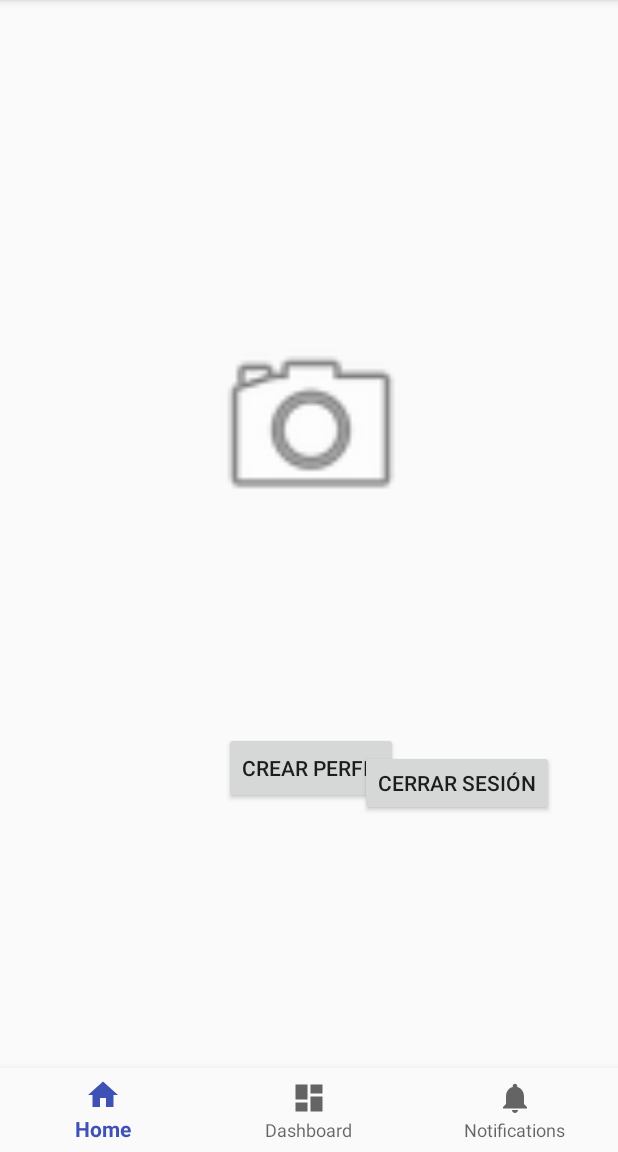
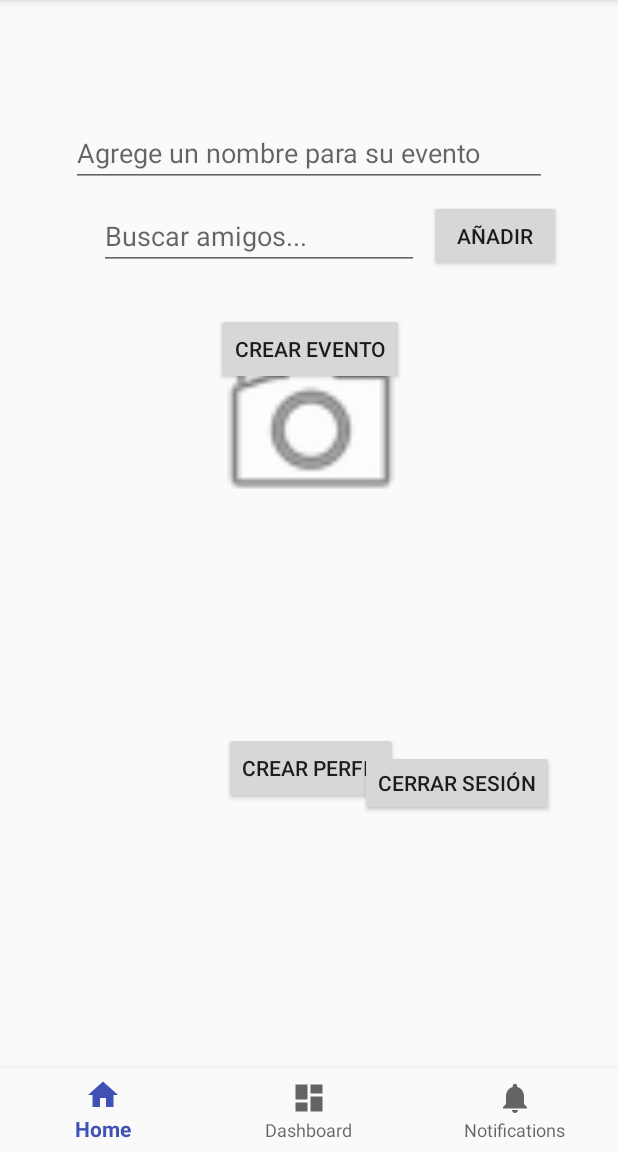
Before and after one commit to Eventi4all/Eventi4All_DEF, an Android app: the screen it shows after launch (MainActivity), on a phone screen of 412 x 824 dp, the part 84-1236 px from its top. Run offline under Robolectric (Android 15) with nearby library versions, the phone set to English and light mode, and no system bars; our stand-ins replace Firebase (no records; nobody signed in at launch, a user with empty details on screens opened directly); libraries missing offline, so code that uses them is left out: com.firebase.ui; pictures from the network do not load; 2 statements that could not run were skipped.

Commit message:
Añadido list adapter y autocomplete con firebase

```diff
--- a/app/build.gradle
+++ b/app/build.gradle
@@ -46,6 +46,10 @@ dependencies {
     //Dependencia para el uso de FireStore
     implementation 'com.google.firebase:firebase-firestore:11.8.0'
 
+    //implementation 'com.android.support:cardview-v7:26.1.0'
+    implementation 'com.github.bumptech.glide:glide:4.6.1'
+    annotationProcessor 'com.github.bumptech.glide:compiler:4.6.1'
+
 }
 
 
--- a/app/src/main/java/com/example/tay/eventi4all_def/Firebase/IFirebaseAdminListener.java
+++ b/app/src/main/java/com/example/tay/eventi4all_def/Firebase/IFirebaseAdminListener.java
@@ -1,4 +1,10 @@
 package com.example.tay.eventi4all_def.Firebase;
+
+
+import com.example.tay.eventi4all_def.entity.User;
+
+import java.util.ArrayList;
+import java.util.HashMap;
 
 public interface IFirebaseAdminListener {
     public boolean createNewEvent();
@@ -6,4 +12,5 @@ public interface IFirebaseAdminListener {
     public void logout(boolean isLogout);
     public void checkUserExist(boolean isUserExist);
     public void insertDocumentIsOK(boolean isInsertok, String result);
+    public void foundNickName(HashMap<String,User> users);
 }
--- a/app/src/main/java/com/example/tay/eventi4all_def/MainActivity.java
+++ b/app/src/main/java/com/example/tay/eventi4all_def/MainActivity.java
@@ -29,6 +29,7 @@ import android.widget.Toast;
 
 import com.example.tay.eventi4all_def.Firebase.AbstractFirebaseAdminListener;
 import com.example.tay.eventi4all_def.Firebase.FirebaseAdmin;
+import com.example.tay.eventi4all_def.fragments.CreateEventFragment;
 import com.example.tay.eventi4all_def.fragments.IMainFragmentListener;
 import com.example.tay.eventi4all_def.fragments.MainFragment;
 import com.example.tay.eventi4all_def.fragments.ProfileFragment;
@@ -48,6 +49,7 @@ public class MainActivity extends AppCompatActivity {
     //Atributos fragments
     private ProfileFragment profileFragment;
     private MainFragment mainFragment;
+    private CreateEventFragment createEventFragment;
 
 
     private BottomNavigationView.OnNavigationItemSelectedListener mOnNavigationItemSelectedListener
@@ -91,8 +93,12 @@ public class MainActivity extends AppCompatActivity {
         this.profileFragment = (ProfileFragment) getSupportFragmentManager().findFragmentById(R.id.frgProfile);
         this.profileFragment.setiProfileFragmentListener(this.mainActivityEvents);
 
+        this.createEventFragment = (CreateEventFragment) getSupportFragmentManager().findFragmentById(R.id.frgCreateEvent);
+        this.createEventFragment.setiCreateEventFragmentListener(this.mainActivityEvents);
+
         android.support.v4.app.FragmentTransaction transition = getSupportFragmentManager().beginTransaction();
         transition.hide(profileFragment);
+        transition.hide(createEventFragment);
         transition.show(mainFragment);
 
         //Instancia de la clase SignIn
@@ -245,5 +251,11 @@ public class MainActivity extends AppCompatActivity {
         this.mainFragment = mainFragment;
     }
 
+    public CreateEventFragment getCreateEventFragment() {
+        return createEventFragment;
+    }
 
+    public void setCreateEventFragment(CreateEventFragment createEventFragment) {
+        this.createEventFragment = createEventFragment;
+    }
 }
--- /dev/null
+++ b/app/src/main/java/com/example/tay/eventi4all_def/adapter/ListAdapter.java
@@ -0,0 +1,89 @@
+package com.example.tay.eventi4all_def.adapter;
+
+
+import android.content.Context;
+import android.support.v7.widget.RecyclerView;
+import android.view.LayoutInflater;
+import android.view.View;
+import android.view.ViewGroup;
+
+import com.bumptech.glide.Glide;
+import com.example.tay.eventi4all_def.R;
+import com.example.tay.eventi4all_def.entity.User;
+
+
+
+import java.util.ArrayList;
+
+/**
+ * Created by tay on 28/11/17.
+ */
+
+
+public class ListAdapter extends RecyclerView.Adapter<MyViewHolder> {
+    private ArrayList<User> contenidoLista; //declaramos un array que contiene contenido que queremos que s epinte en las celdas de la lista
+    private Context context; // esta variable la creamos dado que la librería Glide para cargar imagenes desde firebase necesita una variable de tipo contexto
+    public ListAdapter(ArrayList<User> contenidoLista, Context context) { // ListAdapter recibe como parámetro el context de Glide, en nuestro caso el contexto es el padre donde se encuentra que al fin de cuentas el list se encuentra en el second Activity
+        System.out.println("contenidoLista: " + contenidoLista);
+        this.contenidoLista = contenidoLista;
+        this.context = context;
+    }
+
+    @Override
+    public MyViewHolder onCreateViewHolder(ViewGroup parent, int viewType) { //creamos el molde de la celda y lo asociamos con su xml que es el que hemos creado llamado list_cell_layout.
+        //Este xml es la parte visual de la celda (lo que queremos que contenga)
+        // Linkamos el ViewHolder(controlador) con su xml(vista).Para hacerlo se tiene que usar el método inflate.
+        //En Android se considera que los xml son una especie de globos desinchados que hay que hinchar para darle una forma
+        //antes de meter los contenidos.
+        View view = LayoutInflater.from(parent.getContext()).inflate(R.layout.list_cell_layout, null); // se pone null porque no tiene padre de jerarquía. Normalmente lo dejaremos a null.
+        MyViewHolder viewHolder = new MyViewHolder(view);
+        return viewHolder;
+    }
+
+    @Override
+    public void onBindViewHolder(MyViewHolder holder, int position) {//pinta el contenido de los elementos de la celda a través del molde y para cada posición de las celda.
+        // holder.getTxtNombre().setText(this.getContenidoLista().get(position)); // por cada posición se pinta una posición del arraylist
+        holder.getTxtUsrNickname().setText(this.getContenidoLista().get(position).nickName);
+        /*
+        En glide, tenemos una función que recibe por parámetro la url de la imagen, la descarga y la
+        introduce en la caché. Po último, la sete a la variable img que tengamos declarada.
+         */
+
+        Glide.with(getContext().getApplicationContext()).load(this.getContenidoLista().get(position).urlImgProfile).into(holder.getImageViewProfile());
+
+
+    /*if(position==0){
+        holder.getTxtNombre().setText("Yony");
+    }else if(position==1){
+        holder.getTxtNombre().setText("Javi");
+    }
+    */
+
+    }
+
+    @Override
+    public int getItemCount() {
+        return this.getContenidoLista().size();// decimos que pinte tantas columnas de dos en dos como pusimos antes como size sea del arraylist
+    } //extendemos del padre genérico adapter.
+    //Necesitamos que recoja datos de tipo VH--> View Holder que es un dataholder basicamente que contiene los datos de la colección
+
+
+    public ArrayList<User> getContenidoLista() {
+        return contenidoLista;
+    }
+
+    public void setContenidoLista(ArrayList<User> contenidoLista) {
+        this.contenidoLista = contenidoLista;
+    }
+
+
+    public Context getContext() {
+        return context;
+    }
+
+    public void setContext(Context context) {
+        this.context = context;
+    }
+
+
+}
--- /dev/null
+++ b/app/src/main/java/com/example/tay/eventi4all_def/fragments/CreateEventFragment.java
@@ -0,0 +1,144 @@
+package com.example.tay.eventi4all_def.fragments;
+
+
+import android.os.Bundle;
+import android.support.v4.app.Fragment;
+import android.support.v7.widget.GridLayoutManager;
+import android.support.v7.widget.RecyclerView;
+import android.text.Editable;
+import android.text.TextWatcher;
+import android.view.LayoutInflater;
+import android.view.View;
+import android.view.ViewGroup;
+import android.widget.ArrayAdapter;
+import android.widget.AutoCompleteTextView;
+import android.widget.Button;
+import android.widget.EditText;
+
+
+
+import com.example.tay.eventi4all_def.R;
+import com.example.tay.eventi4all_def.adapter.ListAdapter;
+import com.example.tay.eventi4all_def.entity.User;
+
+
+import java.util.ArrayList;
+
+import static android.R.layout.simple_list_item_1;
+
+/**
+ * A simple {@link Fragment} subclass.
+ */
+public class CreateEventFragment extends Fragment {
+    private ICreateEventFragmentListener iCreateEventFragmentListener;
+    private CreateEventFragmentEvents createEventFragmentEvents;
+    private EditText txtEventName;
+    private AutoCompleteTextView myFriends;
+    private ArrayAdapter adapter;
+    private ListAdapter listAdapter;
+    private ArrayList<User> arrUsers;
+    private Button btnAdd;
+    private RecyclerView myList;
+
+
+    public CreateEventFragment() {
+        arrUsers=new ArrayList<User>();
+    }
+
+
+    @Override
+    public View onCreateView(LayoutInflater inflater, ViewGroup container,
+                             Bundle savedInstanceState) {
+        View v = inflater.inflate(R.layout.fragment_create_event, container, false);
+        this.listAdapter = new ListAdapter(arrUsers,getActivity());
+        myList = (RecyclerView) v.findViewById(R.id.listOfUsers);
+        myList.setLayoutManager(new GridLayoutManager(getContext(),2));
+        this.btnAdd = v.findViewById(R.id.btnAddNewFriend);
+        adapter = new ArrayAdapter(getActivity(), simple_list_item_1);
+        this.createEventFragmentEvents = new CreateEventFragmentEvents(this);
+        this.btnAdd.setOnClickListener(this.createEventFragmentEvents);
+        this.txtEventName = v.findViewById(R.id.txtNameEvent);
+        this.myFriends = v.findViewById(R.id.txtNameFriend);
+        this.myFriends.setAdapter(adapter);
+        this.myFriends.addTextChangedListener(new TextWatcher() {
+
+            @Override
+            public void onTextChanged(CharSequence s, int start, int before, int count) {
+                createEventFragmentEvents.getAllUsers(s);
+            }
+
+            @Override
+            public void beforeTextChanged(CharSequence s, int start, int count, int after) {
+
+            }
+
+            @Override
+            public void afterTextChanged(Editable s) {
+
+            }
+        });
+
+
+       this.myList.setAdapter(listAdapter);
+        return v;
+    }
+
+
+    public ICreateEventFragmentListener getiCreateEventFragmentListener() {
+        return iCreateEventFragmentListener;
+    }
+
+    public void setiCreateEventFragmentListener(ICreateEventFragmentListener iCreateEventFragmentListener) {
+        this.iCreateEventFragmentListener = iCreateEventFragmentListener;
+    }
+
+    public CreateEventFragmentEvents getCreateEventFragmentEvents() {
+        return createEventFragmentEvents;
+    }
+
+    public void setCreateEventFragmentEvents(CreateEventFragmentEvents createEventFragmentEvents) {
+        this.createEventFragmentEvents = createEventFragmentEvents;
+    }
+
+    public EditText getTxtEventName() {
+        return txtEventName;
+    }
+
+    public void setTxtEventName(EditText txtEventName) {
+        this.txtEventName = txtEventName;
+    }
+
+    public AutoCompleteTextView getMyFriends() {
+        return myFriends;
+    }
+
+    public void setMyFriends(AutoCompleteTextView myFriends) {
+        this.myFriends = myFriends;
+    }
+
+    public ArrayAdapter getAdapter() {
+        return adapter;
+    }
+
+    public void setAdapter(ArrayAdapter adapter) {
+        this.adapter = adapter;
+    }
+
+    public ArrayList<User> getArrUsers() {
+        return arrUsers;
+    }
+
+    public void setArrUsers(ArrayList<User> arrUsers) {
+        this.arrUsers = arrUsers;
+    }
+
+    public ListAdapter getListAdapter() {
+        return listAdapter;
+    }
+
+    public void setListAdapter(ListAdapter listAdapter) {
+        this.listAdapter = listAdapter;
+    }
+
+
+}
--- /dev/null
+++ b/app/src/main/java/com/example/tay/eventi4all_def/fragments/CreateEventFragmentEvents.java
@@ -0,0 +1,41 @@
+package com.example.tay.eventi4all_def.fragments;
+
+import android.view.View;
+
+import com.example.tay.eventi4all_def.R;
+import com.example.tay.eventi4all_def.entity.User;
+
+import java.util.HashMap;
+
+public class CreateEventFragmentEvents implements View.OnClickListener {
+
+    private CreateEventFragment createEventFragment;
+    private HashMap<String,User> users;
+
+    public CreateEventFragmentEvents(CreateEventFragment createEventFragment) {
+        this.createEventFragment = createEventFragment;
+    }
+
+
+    @Override
+    public void onClick(View v) {
+        if(v.getId() == R.id.btnAddNewFriend){
+            this.createEventFragment.getArrUsers().add(users.get(this.createEventFragment.getMyFriends().getText().toString().trim()));
+            this.createEventFragment.getListAdapter().notifyDataSetChanged();
+        }
+
+    }
+
+
+    public void getAllUsers(CharSequence s) {
+        this.createEventFragment.getiCreateEventFragmentListener().getUsersFb(s);
+
+
+    }
+    public void foundNickname(HashMap<String,User> users){
+        this.users=users;
+        this.createEventFragment.getAdapter().clear();
+        this.createEventFragment.getAdapter().addAll(users.keySet());
+        this.createEventFragment.getAdapter().notifyDataSetChanged();
+    }
+}
--- /dev/null
+++ b/app/src/main/java/com/example/tay/eventi4all_def/fragments/ICreateEventFragmentListener.java
@@ -0,0 +1,9 @@
+package com.example.tay.eventi4all_def.fragments;
+
+import com.example.tay.eventi4all_def.entity.User;
+
+import java.util.ArrayList;
+
+public interface ICreateEventFragmentListener {
+    public void getUsersFb(CharSequence sequence);
+}
--- a/app/src/main/java/com/example/tay/eventi4all_def/fragments/IMainFragmentListener.java
+++ b/app/src/main/java/com/example/tay/eventi4all_def/fragments/IMainFragmentListener.java
@@ -1,5 +1,9 @@
 package com.example.tay.eventi4all_def.fragments;
+
+import java.util.Map;
 
 public interface IMainFragmentListener {
     public void callLogoutMainActivity();
+    public void saveEventFirebase(Map<String, Object> event);
+    public void openCreateEventFragment();
 }
--- a/app/src/main/java/com/example/tay/eventi4all_def/fragments/MainFragment.java
+++ b/app/src/main/java/com/example/tay/eventi4all_def/fragments/MainFragment.java
@@ -18,6 +18,7 @@ public class MainFragment extends Fragment {
     private MainFragmentEvents mainFragmentEvents;
     private IMainFragmentListener iMainFragmentListener;
     private Button btnLogout;
+    private Button btnCreateEvent;
 
 
     public MainFragment() {
@@ -32,9 +33,8 @@ public class MainFragment extends Fragment {
         mainFragmentEvents = new MainFragmentEvents(this);
         this.btnLogout = v.findViewById(R.id.btnLo);
         this.btnLogout.setOnClickListener(this.mainFragmentEvents);
-
-
-
+        this.btnCreateEvent = v.findViewById(R.id.btnCreateEvent);
+        this.btnCreateEvent.setOnClickListener(this.mainFragmentEvents);
         return v;
     }
 
--- a/app/src/main/res/layout/activity_main.xml
+++ b/app/src/main/res/layout/activity_main.xml
@@ -49,4 +49,19 @@
         app:layout_constraintRight_toRightOf="parent"
         app:menu="@menu/navigation" />
 
+    <fragment
+        android:id="@+id/frgCreateEvent"
+        android:name="com.example.tay.eventi4all_def.fragments.CreateEventFragment"
+        android:layout_width="344dp"
+        android:layout_height="452dp"
+        android:layout_marginBottom="8dp"
+        android:layout_marginEnd="8dp"
+        android:layout_marginStart="8dp"
+        android:layout_marginTop="8dp"
+        app:layout_constraintBottom_toBottomOf="@+id/frgMain"
+        app:layout_constraintEnd_toEndOf="parent"
+        app:layout_constraintStart_toStartOf="parent"
+        app:layout_constraintTop_toTopOf="parent"
+        app:layout_constraintVertical_bias="0.128" />
+
 </android.support.constraint.ConstraintLayout>
--- /dev/null
+++ b/app/src/main/res/layout/fragment_create_event.xml
@@ -0,0 +1,71 @@
+<?xml version="1.0" encoding="utf-8"?>
+<FrameLayout xmlns:android="http://schemas.android.com/apk/res/android"
+    xmlns:app="http://schemas.android.com/apk/res-auto"
+    xmlns:tools="http://schemas.android.com/tools"
+    android:id="@+id/My_Container_1_ID"
+    android:layout_width="match_parent"
+    android:layout_height="match_parent"
+    tools:context=".fragments.CreateEventFragment">
+
+    <!-- TODO: Update blank fragment layout -->
+
+    <android.support.constraint.ConstraintLayout
+        android:layout_width="match_parent"
+        android:layout_height="match_parent">
+
+        <EditText
+            android:id="@+id/txtNameEvent"
+            android:layout_width="317dp"
+            android:layout_height="wrap_content"
+            android:layout_marginEnd="8dp"
+            android:layout_marginStart="8dp"
+            android:layout_marginTop="60dp"
+            android:ems="10"
+            android:hint="Agrege un nombre para su evento"
+            android:inputType="textPersonName"
+            app:layout_constraintEnd_toEndOf="parent"
+            app:layout_constraintHorizontal_bias="0.503"
+            app:layout_constraintStart_toStartOf="parent"
+            app:layout_constraintTop_toTopOf="parent" />
+
+
+        <AutoCompleteTextView
+            android:id="@+id/txtNameFriend"
+            android:layout_width="213dp"
+            android:layout_height="wrap_content"
+            android:layout_marginBottom="8dp"
+            android:layout_marginStart="32dp"
+            android:layout_marginTop="8dp"
+            android:hint="Buscar amigos..."
+            app:layout_constraintBottom_toTopOf="@+id/listOfUsers"
+            app:layout_constraintStart_toStartOf="parent"
+            app:layout_constraintTop_toBottomOf="@+id/txtNameEvent" />
+
+        <Button
+            android:id="@+id/btnAddNewFriend"
+            android:layout_width="wrap_content"
+            android:layout_height="wrap_content"
+            android:layout_marginBottom="8dp"
+            android:layout_marginEnd="8dp"
+            android:layout_marginStart="8dp"
+            android:layout_marginTop="8dp"
+            android:text="Añadir"
+            app:layout_constraintBottom_toTopOf="@+id/listOfUsers"
+            app:layout_constraintEnd_toEndOf="parent"
+            app:layout_constraintHorizontal_bias="0.285"
+            app:layout_constraintStart_toEndOf="@+id/txtNameFriend"
+            app:layout_constraintTop_toBottomOf="@+id/txtNameEvent" />
+
+        <android.support.v7.widget.RecyclerView
+            android:id="@+id/listOfUsers"
+            android:layout_width="0dp"
+            android:layout_height="274dp"
+            android:layout_marginBottom="8dp"
+            android:layout_marginEnd="8dp"
+            android:layout_marginStart="8dp"
+            app:layout_constraintBottom_toBottomOf="parent"
+            app:layout_constraintEnd_toEndOf="parent"
+            app:layout_constraintStart_toStartOf="parent" />
+
+    </android.support.constraint.ConstraintLayout>
+</FrameLayout>
--- a/app/src/main/res/layout/fragment_main.xml
+++ b/app/src/main/res/layout/fragment_main.xml
@@ -27,5 +27,20 @@
             app:layout_constraintStart_toStartOf="parent"
             app:layout_constraintTop_toTopOf="parent"
             app:layout_constraintVertical_bias="0.982" />
+
+        <Button
+            android:id="@+id/btnCreateEvent"
+            android:layout_width="wrap_content"
+            android:layout_height="wrap_content"
+            android:layout_marginBottom="8dp"
+            android:layout_marginEnd="8dp"
+            android:layout_marginStart="8dp"
+            android:layout_marginTop="8dp"
+            android:text="Crear evento"
+            app:layout_constraintBottom_toBottomOf="parent"
+            app:layout_constraintEnd_toEndOf="parent"
+            app:layout_constraintStart_toStartOf="parent"
+            app:layout_constraintTop_toTopOf="parent"
+            app:layout_constraintVertical_bias="0.136" />
     </android.support.constraint.ConstraintLayout>
 </FrameLayout>
--- a/build.gradle
+++ b/build.gradle
@@ -3,7 +3,8 @@
 buildscript {
 
     repositories {
-        google()
+        mavenCentral ()
+        google ()
         jcenter()
     }
     dependencies {
@@ -13,6 +14,7 @@ buildscript {
         // NOTE: Do not place your application dependencies here; they belong
         // in the individual module build.gradle files
         classpath 'com.google.gms:google-services:3.2.1'
+
     }
 }
 
```
Also changed, not shown: app/src/main/java/com/example/tay/eventi4all_def/Firebase/AbstractFirebaseAdminListener.java (+10 -0 lines), app/src/main/java/com/example/tay/eventi4all_def/Firebase/FirebaseAdmin.java (+68 -16 lines), app/src/main/java/com/example/tay/eventi4all_def/MainActivityEvents.java (+43 -7 lines), app/src/main/java/com/example/tay/eventi4all_def/adapter/MyViewHolder.java (added, +56 -0 lines), app/src/main/java/com/example/tay/eventi4all_def/entity/User.java (added, +14 -0 lines), app/src/main/java/com/example/tay/eventi4all_def/fragments/MainFragmentEvents.java (+5 -2 lines), app/src/main/res/layout/list_cell_layout.xml (added, +52 -0 lines).
